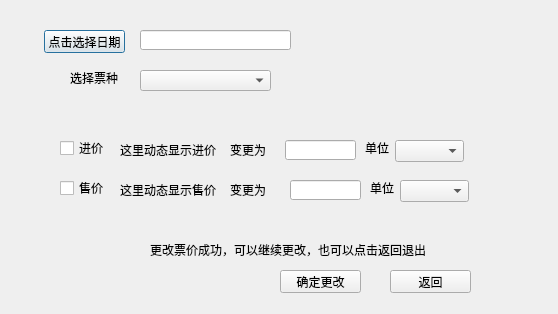
Before: the Qt Designer form ui/ticket_price_manage.ui in leexuehan/AccountingAssisitor, drawn with Qt 5.
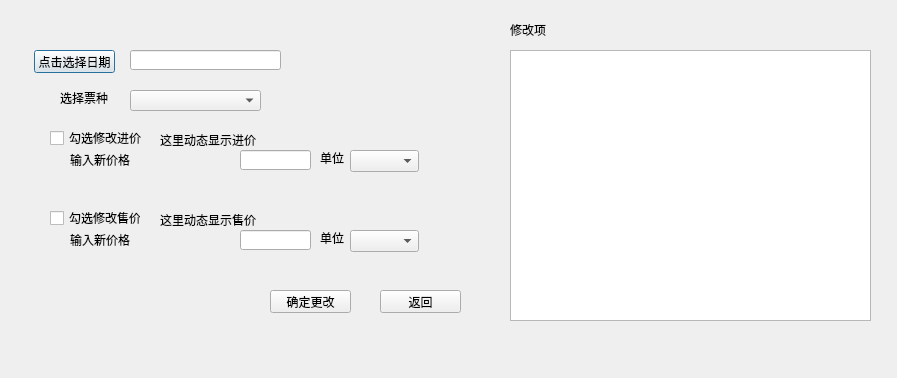
After: the same form once the commit is applied.

Commit message: 票价管理窗口完成

```diff
--- a/ui/ticket_price_manage.ui
+++ b/ui/ticket_price_manage.ui
@@ -6,8 +6,8 @@
    <rect>
     <x>0</x>
     <y>0</y>
-    <width>558</width>
-    <height>314</height>
+    <width>897</width>
+    <height>378</height>
    </rect>
   </property>
   <property name="windowTitle">
@@ -16,8 +16,8 @@
   <widget class="QLineEdit" name="date_value_content">
    <property name="geometry">
     <rect>
-     <x>140</x>
-     <y>30</y>
+     <x>130</x>
+     <y>50</y>
      <width>151</width>
      <height>20</height>
     </rect>
@@ -26,21 +26,21 @@
   <widget class="QCheckBox" name="purchase_price_check_box">
    <property name="geometry">
     <rect>
-     <x>60</x>
-     <y>140</y>
-     <width>71</width>
+     <x>50</x>
+     <y>130</y>
+     <width>111</width>
      <height>16</height>
     </rect>
    </property>
    <property name="text">
-    <string>进价</string>
+    <string>勾选修改进价</string>
    </property>
   </widget>
   <widget class="QPushButton" name="selectDate">
    <property name="geometry">
     <rect>
-     <x>44</x>
-     <y>30</y>
+     <x>34</x>
+     <y>50</y>
      <width>81</width>
      <height>23</height>
     </rect>
@@ -52,8 +52,8 @@
   <widget class="QPushButton" name="cancel">
    <property name="geometry">
     <rect>
-     <x>390</x>
-     <y>270</y>
+     <x>380</x>
+     <y>290</y>
      <width>81</width>
      <height>23</height>
     </rect>
@@ -65,21 +65,21 @@
   <widget class="QLabel" name="purchase_price_change_label">
    <property name="geometry">
     <rect>
-     <x>230</x>
-     <y>140</y>
-     <width>41</width>
+     <x>70</x>
+     <y>150</y>
+     <width>81</width>
      <height>20</height>
     </rect>
    </property>
    <property name="text">
-    <string>变更为</string>
+    <string>输入新价格</string>
    </property>
   </widget>
   <widget class="QComboBox" name="purchase_compute_unit">
    <property name="geometry">
     <rect>
-     <x>395</x>
-     <y>140</y>
+     <x>350</x>
+     <y>150</y>
      <width>69</width>
      <height>22</height>
     </rect>
@@ -88,8 +88,8 @@
   <widget class="QComboBox" name="sell_compute_unit">
    <property name="geometry">
     <rect>
-     <x>400</x>
-     <y>180</y>
+     <x>350</x>
+     <y>230</y>
      <width>69</width>
      <height>22</height>
     </rect>
@@ -98,8 +98,8 @@
   <widget class="QLabel" name="coal_purchase_price_label">
    <property name="geometry">
     <rect>
-     <x>365</x>
-     <y>140</y>
+     <x>320</x>
+     <y>150</y>
      <width>31</width>
      <height>16</height>
     </rect>
@@ -111,8 +111,8 @@
   <widget class="QComboBox" name="ticket_sorts">
    <property name="geometry">
     <rect>
-     <x>140</x>
-     <y>70</y>
+     <x>130</x>
+     <y>90</y>
      <width>131</width>
      <height>21</height>
     </rect>
@@ -124,8 +124,8 @@
   <widget class="QLabel" name="ticket_sell_price_display">
    <property name="geometry">
     <rect>
-     <x>120</x>
-     <y>180</y>
+     <x>160</x>
+     <y>210</y>
      <width>101</width>
      <height>20</height>
     </rect>
@@ -137,8 +137,8 @@
   <widget class="QLabel" name="ticket_purchase_price_display">
    <property name="geometry">
     <rect>
-     <x>120</x>
-     <y>140</y>
+     <x>160</x>
+     <y>130</y>
      <width>101</width>
      <height>20</height>
     </rect>
@@ -150,8 +150,8 @@
   <widget class="QPushButton" name="ok">
    <property name="geometry">
     <rect>
-     <x>280</x>
-     <y>270</y>
+     <x>270</x>
+     <y>290</y>
      <width>81</width>
      <height>23</height>
     </rect>
@@ -163,21 +163,21 @@
   <widget class="QLabel" name="sell_price_change_label">
    <property name="geometry">
     <rect>
-     <x>230</x>
-     <y>180</y>
-     <width>40</width>
+     <x>70</x>
+     <y>230</y>
+     <width>91</width>
      <height>20</height>
     </rect>
    </property>
    <property name="text">
-    <string>变更为</string>
+    <string>输入新价格</string>
    </property>
   </widget>
   <widget class="QLabel" name="ticket_sort_label">
    <property name="geometry">
     <rect>
-     <x>70</x>
-     <y>70</y>
+     <x>60</x>
+     <y>90</y>
      <width>59</width>
      <height>16</height>
     </rect>
@@ -189,21 +189,21 @@
   <widget class="QCheckBox" name="sell_price_check_box">
    <property name="geometry">
     <rect>
-     <x>60</x>
-     <y>180</y>
-     <width>71</width>
+     <x>50</x>
+     <y>210</y>
+     <width>91</width>
      <height>16</height>
     </rect>
    </property>
    <property name="text">
-    <string>售价</string>
+    <string>勾选修改售价</string>
    </property>
   </widget>
   <widget class="QLabel" name="coal_sell_price_label">
    <property name="geometry">
     <rect>
-     <x>370</x>
-     <y>180</y>
+     <x>320</x>
+     <y>230</y>
      <width>31</width>
      <height>16</height>
     </rect>
@@ -215,8 +215,8 @@
   <widget class="QLineEdit" name="purchase_price_input">
    <property name="geometry">
     <rect>
-     <x>285</x>
-     <y>140</y>
+     <x>240</x>
+     <y>150</y>
      <width>71</width>
      <height>20</height>
     </rect>
@@ -225,24 +225,34 @@
   <widget class="QLineEdit" name="sell_price_input">
    <property name="geometry">
     <rect>
-     <x>290</x>
-     <y>180</y>
+     <x>240</x>
+     <y>230</y>
      <width>71</width>
      <height>20</height>
     </rect>
    </property>
   </widget>
-  <widget class="QLabel" name="success_tip">
+  <widget class="QListView" name="modify_detail_list">
    <property name="geometry">
     <rect>
-     <x>150</x>
-     <y>240</y>
-     <width>281</width>
+     <x>510</x>
+     <y>50</y>
+     <width>361</width>
+     <height>271</height>
+    </rect>
+   </property>
+  </widget>
+  <widget class="QLabel" name="modify_label">
+   <property name="geometry">
+    <rect>
+     <x>510</x>
+     <y>20</y>
+     <width>191</width>
      <height>20</height>
     </rect>
    </property>
    <property name="text">
-    <string>更改票价成功，可以继续更改，也可以点击返回退出</string>
+    <string>修改项</string>
    </property>
   </widget>
  </widget>
```
Left out of the diff: 187 changed lines with no effect on the pictures. The commit also changes 6 other files.
